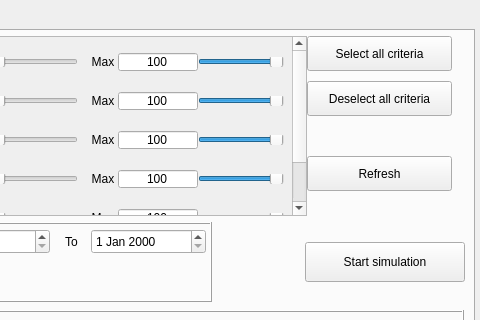
The window that QT/MainWindow.ui (Gendostie/market-analysis) describes before a commit, drawn with Qt 5; both pictures show x 800 to 1280 and y 0 to 320 of the 1280 by 800 pixel window.
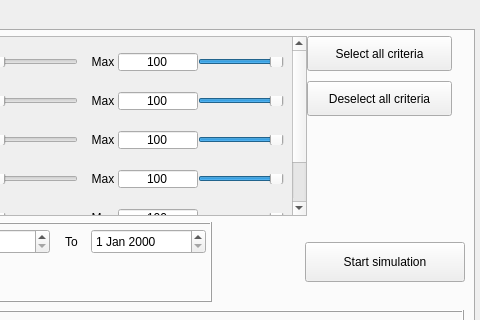
The same window after the commit. The open tabs and pages were chosen to show the change. Icons and pictures are not drawn.

```diff
--- a/QT/MainWindow.ui
+++ b/QT/MainWindow.ui
@@ -4345,30 +4345,11 @@
          <property name="sizeHint" stdset="0">
           <size>
            <width>30</width>
-           <height>40</height>
+           <height>45</height>
           </size>
          </property>
         </spacer>
        </item>
-       <item>
-        <widget class="QPushButton" name="btn_RefreshTableStockScreener_2">
-         <property name="minimumSize">
-          <size>
-           <width>145</width>
-           <height>35</height>
-          </size>
-         </property>
-         <property name="maximumSize">
-          <size>
-           <width>160</width>
-           <height>40</height>
-          </size>
-         </property>
-         <property name="text">
-          <string>Refresh</string>
-         </property>
-        </widget>
-       </item>
       </layout>
      </widget>
      <widget class="QScrollArea" name="scrollArea_2">
```
Left out of the diff: 27 changed lines with no effect on the pictures.
